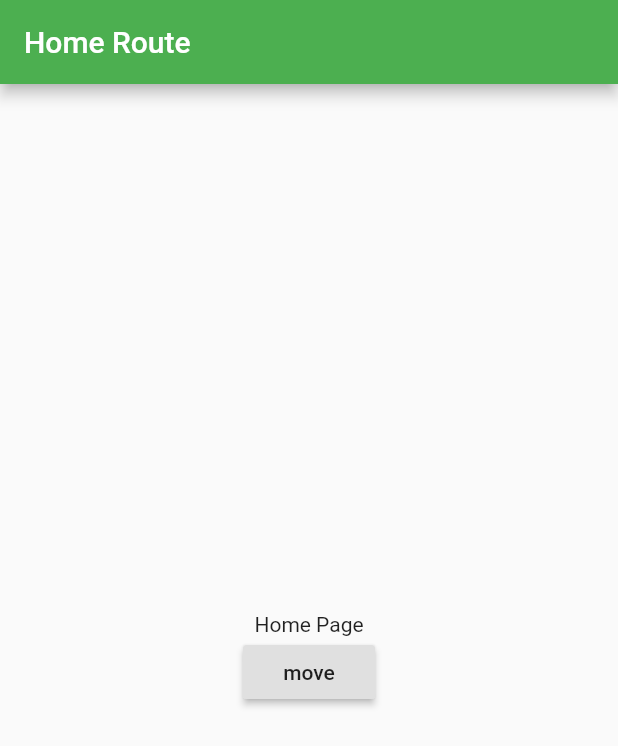
After one commit to rc8marcelo/flutter_basics_2, a Flutter app: the screen it shows after launch, on a phone screen of 412 x 824 dp. The commit adds this screen. Shown: the top 746 px of the screen. Run offline on Flutter 3.47's test engine with Material 2 defaults, Android fonts, the phone set to English and light mode, and no system bars.

Commit message:
Added advanced routing

```diff
--- /dev/null
+++ b/end/session_02/lib/router.dart
@@ -0,0 +1,26 @@
+import 'package:flutter/material.dart';
+import 'package:session_02/screens/about_screen.dart';
+import 'package:session_02/screens/home_screen.dart';
+
+class Router {
+  static Route<dynamic> generateRoute(RouteSettings settings) {
+    switch (settings.name) {
+      case '/':
+        return MaterialPageRoute(
+          builder: (_) => HomeScreen(),
+        );
+      case '/about':
+        return MaterialPageRoute(
+          builder: (_) => AboutScreen(),
+        );
+      default:
+        return MaterialPageRoute(
+          builder: (_) => Scaffold(
+            appBar: AppBar(
+              title: const Text('Screen Not Found'),
+            ),
+          ),
+        );
+    }
+  }
+}
--- /dev/null
+++ b/end/session_02/lib/screens/home_screen.dart
@@ -0,0 +1,24 @@
+import 'package:flutter/material.dart';
+
+class HomeScreen extends StatelessWidget {
+  @override
+  Widget build(BuildContext context) {
+    return Scaffold(
+      appBar: AppBar(
+        title: const Text('Home Route'),
+      ),
+      body: Container(
+        alignment: Alignment.center,
+        child: Column(
+          mainAxisAlignment: MainAxisAlignment.center,
+          children: <Widget>[
+            Text('Home Page'),
+            RaisedButton(
+                child: Text('move'),
+                onPressed: () => Navigator.pushNamed(context, '/about')),
+          ],
+        ),
+      ),
+    );
+  }
+}
```
Also changed, not shown: end/session_02/lib/sample_app.dart (+3 -36 lines), end/session_02/lib/screens/about_screen.dart (added, +12 -0 lines).
